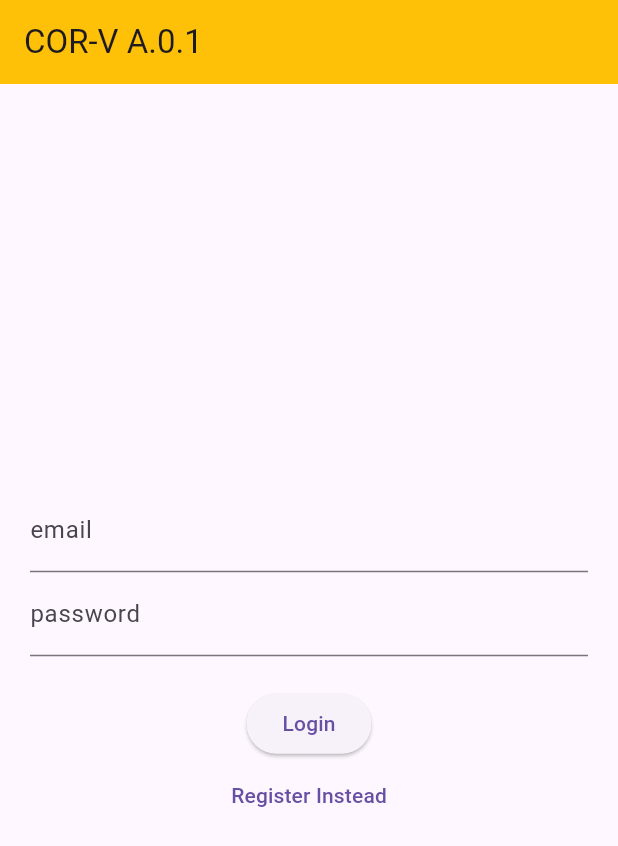
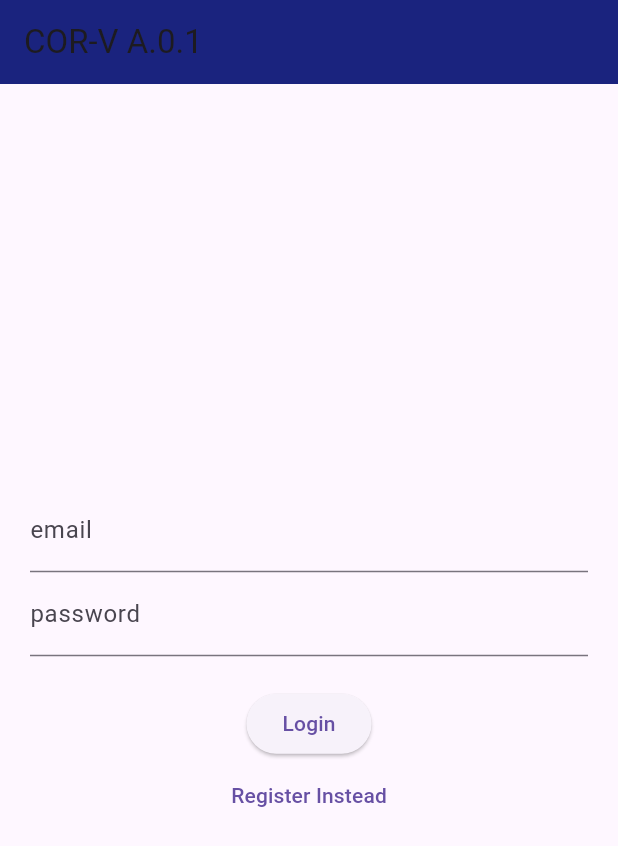
Before and after one commit to Waterford-Robotics/COR-V-scouting-app, a Flutter app: the screen it shows after launch, on a phone screen of 412 x 824 dp. Shown: the top 846 px of the screen. Run offline on Flutter 3.47's test engine with Material 3 defaults, Android fonts, the light colour scheme and no system bars; our stand-ins replace firebase_auth, firebase_core; accounts and stored records are empty.

Commit message:
edit imports

```diff
--- a/lib/pages/home_page.dart
+++ b/lib/pages/home_page.dart
@@ -35,7 +35,7 @@
   Widget build(BuildContext context) {
     return Scaffold(
         appBar: AppBar(
-          backgroundColor: Colors.amber,
+          backgroundColor: Colors.indigo[900],
           title: _title(),
         ),
         body: Container(
--- a/lib/pages/login_register_page.dart
+++ b/lib/pages/login_register_page.dart
@@ -92,7 +92,7 @@
   Widget build(BuildContext context) {
     return Scaffold(
         appBar: AppBar(
-          backgroundColor: Colors.amber,
+          backgroundColor: Colors.indigo[900],
           title: _title(),
         ),
         body: Container(
@@ -111,3 +111,4 @@
                 ])));
   }
 }
+//is the error the colors
--- a/lib/pages/scouting_form.dart
+++ b/lib/pages/scouting_form.dart
@@ -21,7 +21,8 @@
   Widget build(BuildContext context) {
     return Scaffold(
       appBar: AppBar(
-        title: const Text('Retrieve Text Input'),
+        backgroundColor: Colors.indigo[900],
+        title: const Text('WIP Data Collector'),
       ),
       body: Padding(
         padding: const EdgeInsets.all(16),
```
